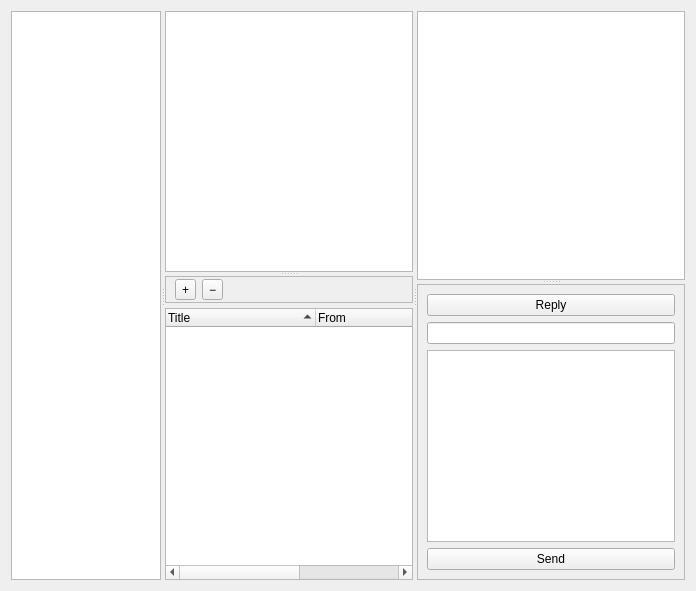
First picture: the form in weboob/applications/qboobmsg/ui/messages_manager.ui, repository laurentb/weboob, before the edit.
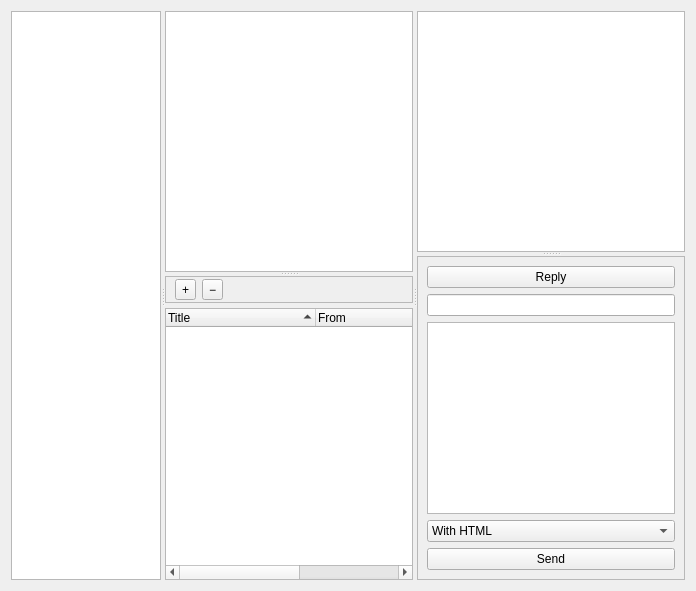
Second picture: the form after the edit.

Commit message: support sending HTML or plaintext messages (choice in combobox)

Patch:
```diff
--- a/weboob/applications/qboobmsg/ui/messages_manager.ui
+++ b/weboob/applications/qboobmsg/ui/messages_manager.ui
@@ -214,6 +214,20 @@
             <item>
              <widget class="QTextEdit" name="replyEdit"/>
             </item>
+            <item>
+             <widget class="QComboBox" name="htmlBox">
+              <item>
+               <property name="text">
+                <string>With HTML</string>
+               </property>
+              </item>
+              <item>
+               <property name="text">
+                <string>Without HTML</string>
+               </property>
+              </item>
+             </widget>
+            </item>
             <item>
              <widget class="QPushButton" name="sendButton">
               <property name="text">
```
The commit also changes 1 other file.
